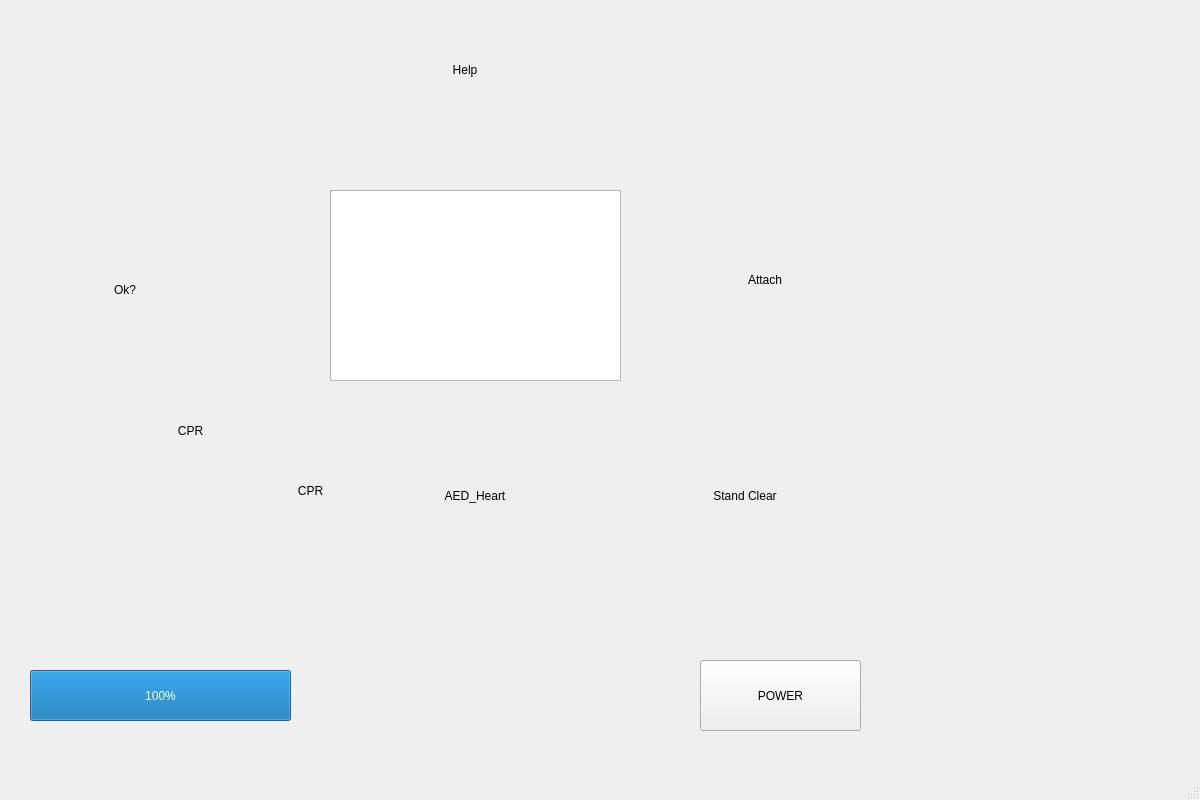
First picture: the form in aed_display.ui, repository WaillyMohamed/AED, before the edit.
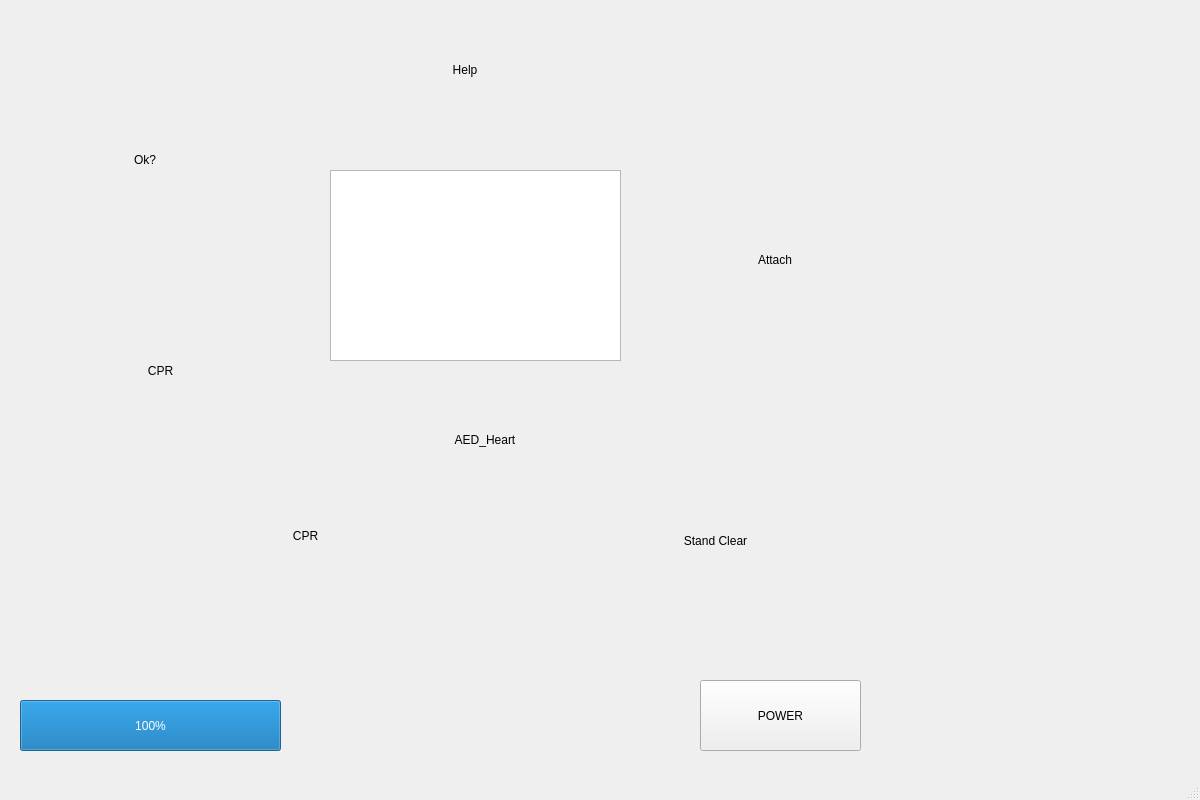
Second picture: the form after the edit.

```diff
--- a/aed_display.ui
+++ b/aed_display.ui
@@ -49,7 +49,7 @@
     <property name="geometry">
      <rect>
       <x>330</x>
-      <y>190</y>
+      <y>170</y>
       <width>291</width>
       <height>191</height>
      </rect>
@@ -58,8 +58,8 @@
    <widget class="QLabel" name="a_responsiveness">
     <property name="geometry">
      <rect>
-      <x>50</x>
-      <y>230</y>
+      <x>70</x>
+      <y>100</y>
       <width>150</width>
       <height>120</height>
      </rect>
@@ -83,8 +83,8 @@
    <widget class="QProgressBar" name="progressBar">
     <property name="geometry">
      <rect>
-      <x>30</x>
-      <y>670</y>
+      <x>20</x>
+      <y>700</y>
       <width>261</width>
       <height>51</height>
      </rect>
@@ -97,7 +97,7 @@
     <property name="geometry">
      <rect>
       <x>700</x>
-      <y>660</y>
+      <y>680</y>
       <width>161</width>
       <height>71</height>
      </rect>
@@ -115,8 +115,8 @@
    <widget class="QLabel" name="attach_pads">
     <property name="geometry">
      <rect>
-      <x>690</x>
-      <y>220</y>
+      <x>700</x>
+      <y>200</y>
       <width>150</width>
       <height>120</height>
      </rect>
@@ -165,8 +165,8 @@
    <widget class="QLabel" name="a_cpr">
     <property name="geometry">
      <rect>
-      <x>100</x>
-      <y>370</y>
+      <x>70</x>
+      <y>310</y>
       <width>181</width>
       <height>121</height>
      </rect>
@@ -190,10 +190,10 @@
    <widget class="QLabel" name="a_standclear">
     <property name="geometry">
      <rect>
-      <x>670</x>
-      <y>430</y>
-      <width>150</width>
-      <height>131</height>
+      <x>630</x>
+      <y>470</y>
+      <width>171</width>
+      <height>141</height>
      </rect>
     </property>
     <property name="minimumSize">
@@ -215,10 +215,10 @@
    <widget class="QLabel" name="a_heart">
     <property name="geometry">
      <rect>
-      <x>400</x>
-      <y>430</y>
+      <x>410</x>
+      <y>380</y>
       <width>150</width>
-      <height>131</height>
+      <height>120</height>
      </rect>
     </property>
     <property name="minimumSize">
@@ -240,10 +240,10 @@
    <widget class="QLabel" name="a_cpr_2">
     <property name="geometry">
      <rect>
-      <x>220</x>
-      <y>430</y>
-      <width>181</width>
-      <height>121</height>
+      <x>210</x>
+      <y>470</y>
+      <width>191</width>
+      <height>131</height>
      </rect>
     </property>
     <property name="minimumSize">
```
